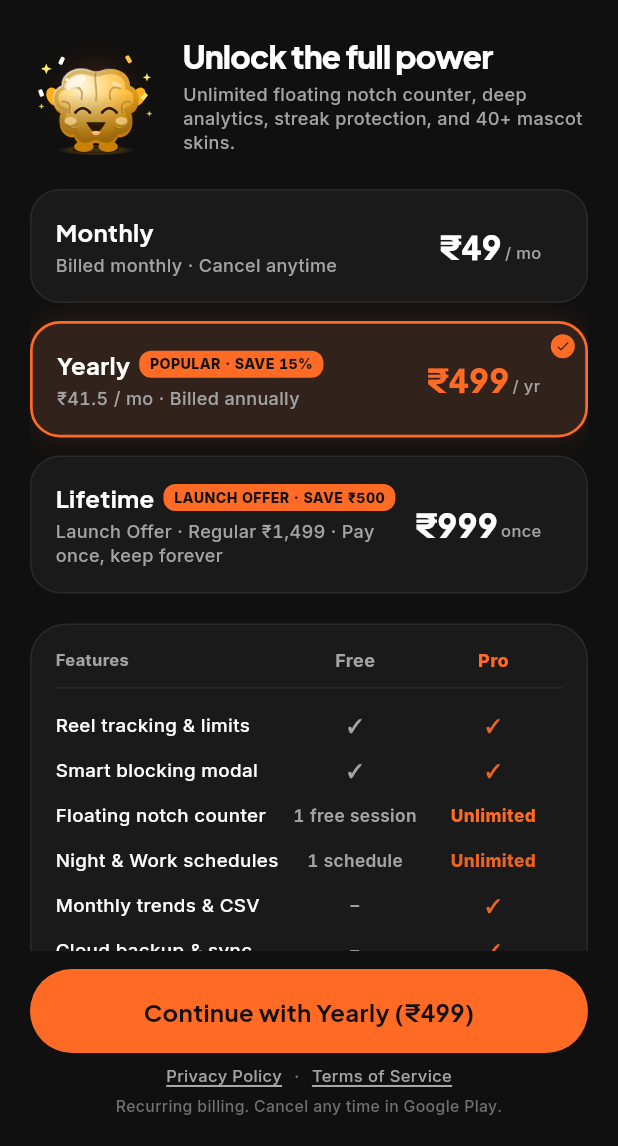
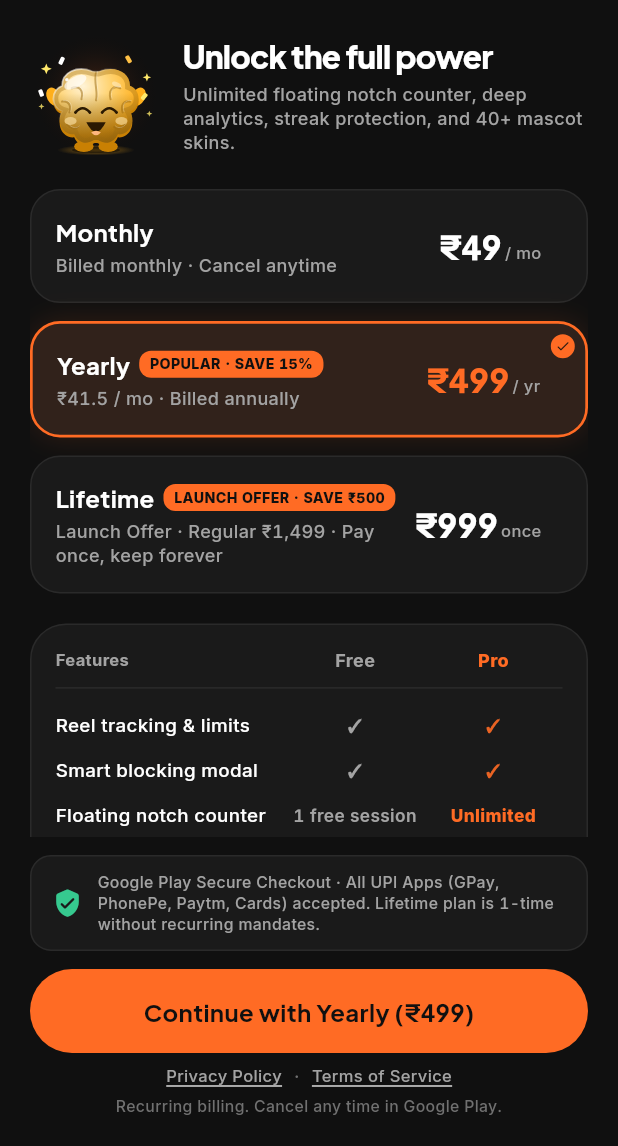
Before and after one commit to aditya21030/Scrola, a Flutter app: the SubscriptionProScreen screen opened directly, on a phone screen of 412 x 824 dp, the part 90-1236 px from its top. Run offline on Flutter 3.47's test engine with Material 3 defaults, Android fonts, the phone set to English and light mode, and no system bars; our stand-ins replace cloud_firestore, firebase_auth, firebase_core, flutter_svg, google_fonts, google_mobile_ads and 1 more; accounts and stored records are empty.

Commit message:
fix(retention): battery optimization whitelist, clear notch exhaustion feedback, and UPI checkout trust badge

```diff
--- a/scrola/lib/core/services/tracking_service.dart
+++ b/scrola/lib/core/services/tracking_service.dart
@@ -27,12 +27,14 @@ class TrackingService extends ChangeNotifier {
   bool _isAccessibilityGranted = false;
   bool _isOverlayGranted = false;
   bool _isNotificationGranted = true;
+  bool _isBatteryOptimizationIgnored = true;
   bool _isInitialized = false;
   String _lastPlatform = 'instagram';
 
   bool get isAccessibilityGranted => _isAccessibilityGranted;
   bool get isOverlayGranted => _isOverlayGranted;
   bool get isNotificationGranted => _isNotificationGranted;
+  bool get isBatteryOptimizationIgnored => _isBatteryOptimizationIgnored;
   bool get isInitialized => _isInitialized;
 
   // Profile & Subscription
@@ -333,7 +335,13 @@ class TrackingService extends ChangeNotifier {
     _isAccessibilityGranted = await ScrolaNativeBridge.isAccessibilityServiceEnabled();
     _isOverlayGranted = await ScrolaNativeBridge.isOverlayPermissionGranted();
     _isNotificationGranted = await ScrolaNativeBridge.isNotificationPermissionGranted();
+    _isBatteryOptimizationIgnored = await ScrolaNativeBridge.isBatteryOptimizationIgnored();
     notifyListeners();
+  }
+
+  Future<void> requestIgnoreBatteryOptimization() async {
+    await ScrolaNativeBridge.requestIgnoreBatteryOptimization();
+    await checkPermissions();
   }
 
   /// Refreshes native permissions and, when needed on Android 11-16 where AppOps
--- a/scrola/lib/features/profile/presentation/screens/subscription_pro_screen.dart
+++ b/scrola/lib/features/profile/presentation/screens/subscription_pro_screen.dart
@@ -415,6 +415,33 @@ class _SubscriptionProScreenState extends State<SubscriptionProScreen> {
                     ),
                   ),
                   const SizedBox(height: 12),
+                  Container(
+                    margin: const EdgeInsets.only(bottom: 12),
+                    padding: const EdgeInsets.symmetric(horizontal: 14, vertical: 10),
+                    decoration: BoxDecoration(
+                      color: AppColors.surfaceSolid,
+                      borderRadius: BorderRadius.circular(14),
+                      border: Border.all(color: AppColors.borderSubtle),
+                    ),
+                    child: Row(
+                      crossAxisAlignment: CrossAxisAlignment.center,
+                      children: [
+                        const Icon(
+                          Icons.verified_user_rounded,
+                          color: AppColors.success,
+                          size: 20,
+                        ),
+                        const SizedBox(width: 10),
+                        Expanded(
+                          child: Text(
+                            'Google Play Secure Checkout · All UPI Apps (GPay, PhonePe, Paytm, Cards) accepted. Lifetime plan is 1-time without recurring mandates.',
+                            style: AppTypography.caption(color: AppColors.secondaryText)
+                                .copyWith(fontSize: 10.5, height: 1.3),
+                          ),
+                        ),
+                      ],
+                    ),
+                  ),
                   ScrolaPrimaryButton(
                     label: _isProcessing
                         ? 'Activating...'
```
Also changed, not shown: scrola/lib/core/services/scrola_native_bridge.dart (+10 -0 lines), scrola/lib/features/home/presentation/widgets/hero_gauge_section.dart (+11 -1 lines), scrola/lib/features/insights/presentation/screens/tracking_status_screen.dart (+10 -5 lines), scrola/lib/features/profile/presentation/widgets/notch_pro_modal.dart (+9 -1 lines), 3 other files.
